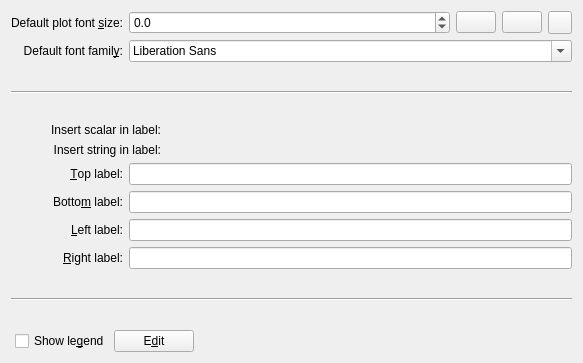
This is src/libkstapp/labeltab.ui in Kst-plot/kst as Qt 5 draws it before an edit. The edited form follows.
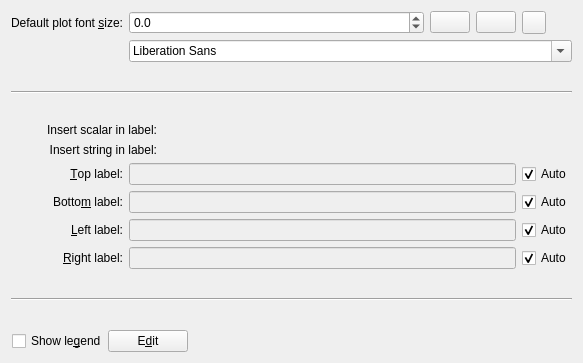
This is the edited form. Custom widgets are drawn as their Qt base class.

Commit message: Label and Name work... Fix one of Don's bugs (current name not given in dialogs)

The edit to the form file:
```diff
--- a/src/libkstapp/labeltab.ui
+++ b/src/libkstapp/labeltab.ui
@@ -81,19 +81,6 @@
      </property>
     </widget>
    </item>
-   <item row="1" column="0">
-    <widget class="QLabel" name="_Label_7">
-     <property name="text">
-      <string>Default font famil&amp;y:</string>
-     </property>
-     <property name="alignment">
-      <set>Qt::AlignRight|Qt::AlignTrailing|Qt::AlignVCenter</set>
-     </property>
-     <property name="buddy">
-      <cstring>_globalLabelFontFamily</cstring>
-     </property>
-    </widget>
-   </item>
    <item row="1" column="1" colspan="6">
     <widget class="QFontComboBox" name="_globalLabelFontFamily"/>
    </item>
@@ -155,8 +142,12 @@
      </property>
     </widget>
    </item>
-   <item row="5" column="1" colspan="6">
-    <widget class="Kst::LabelLineEdit" name="_topLabelText"/>
+   <item row="5" column="1" colspan="5">
+    <widget class="Kst::LabelLineEdit" name="_topLabelText">
+     <property name="enabled">
+      <bool>false</bool>
+     </property>
+    </widget>
    </item>
    <item row="6" column="0">
     <widget class="QLabel" name="_Label_14">
@@ -171,8 +162,12 @@
      </property>
     </widget>
    </item>
-   <item row="6" column="1" colspan="6">
-    <widget class="Kst::LabelLineEdit" name="_bottomLabelText"/>
+   <item row="6" column="1" colspan="5">
+    <widget class="Kst::LabelLineEdit" name="_bottomLabelText">
+     <property name="enabled">
+      <bool>false</bool>
+     </property>
+    </widget>
    </item>
    <item row="7" column="0">
     <widget class="QLabel" name="_Label_15">
@@ -187,8 +182,12 @@
      </property>
     </widget>
    </item>
-   <item row="7" column="1" colspan="6">
-    <widget class="Kst::LabelLineEdit" name="_leftLabelText"/>
+   <item row="7" column="1" colspan="5">
+    <widget class="Kst::LabelLineEdit" name="_leftLabelText">
+     <property name="enabled">
+      <bool>false</bool>
+     </property>
+    </widget>
    </item>
    <item row="8" column="0">
     <widget class="QLabel" name="_Label_16">
@@ -203,8 +202,12 @@
      </property>
     </widget>
    </item>
-   <item row="8" column="1" colspan="6">
-    <widget class="Kst::LabelLineEdit" name="_rightLabelText"/>
+   <item row="8" column="1" colspan="5">
+    <widget class="Kst::LabelLineEdit" name="_rightLabelText">
+     <property name="enabled">
+      <bool>false</bool>
+     </property>
+    </widget>
    </item>
    <item row="9" column="0" colspan="7">
     <widget class="Line" name="line">
@@ -268,6 +271,46 @@
    <item row="0" column="6">
     <widget class="Kst::ColorButton" name="_globalLabelColor"/>
    </item>
+   <item row="5" column="6">
+    <widget class="QCheckBox" name="_topLabelAuto">
+     <property name="text">
+      <string>Auto</string>
+     </property>
+     <property name="checked">
+      <bool>true</bool>
+     </property>
+    </widget>
+   </item>
+   <item row="6" column="6">
+    <widget class="QCheckBox" name="_bottomLabelAuto">
+     <property name="text">
+      <string>Auto</string>
+     </property>
+     <property name="checked">
+      <bool>true</bool>
+     </property>
+    </widget>
+   </item>
+   <item row="7" column="6">
+    <widget class="QCheckBox" name="_leftLabelAuto">
+     <property name="text">
+      <string>Auto</string>
+     </property>
+     <property name="checked">
+      <bool>true</bool>
+     </property>
+    </widget>
+   </item>
+   <item row="8" column="6">
+    <widget class="QCheckBox" name="_rightLabelAuto">
+     <property name="text">
+      <string>Auto</string>
+     </property>
+     <property name="checked">
+      <bool>true</bool>
+     </property>
+    </widget>
+   </item>
   </layout>
  </widget>
  <customwidgets>
```
Left out of the diff: 67 changed lines with no effect on the pictures. The commit also changes 23 other files.
